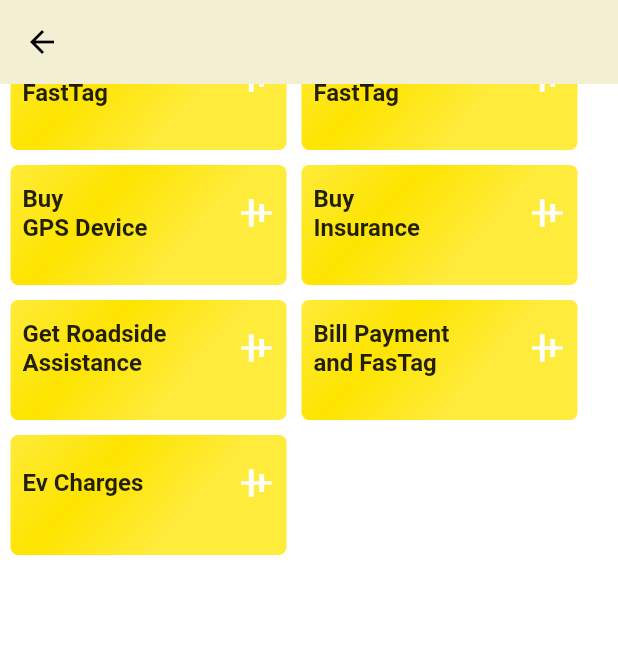
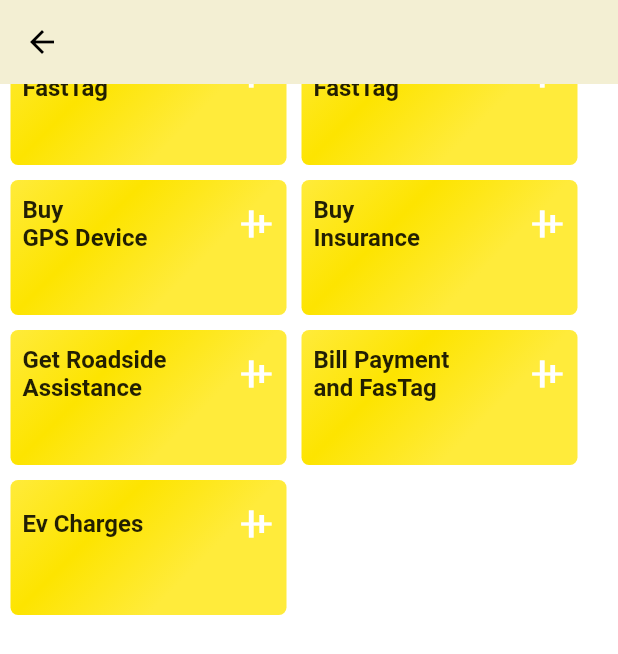
Before and after one commit to sayanths/insurance_app-ui, a Flutter app: the FullScreenPage screen opened directly, scrolled down 266 dp, on a phone screen of 412 x 824 dp. Shown: the top 654 px of the screen. Run offline on Flutter 3.47's test engine with Material 2 defaults, Android fonts, the phone set to English and light mode, and no system bars; our stand-ins replace flutter_image_slideshow, get, google_fonts; missing offline and left inert: iconify_flutter; network calls fail; statements that could not run were skipped.

Commit message:
service modified

```diff
--- a/lib/app/home_page/view/widget/home_widgets.dart
+++ b/lib/app/home_page/view/widget/home_widgets.dart
@@ -83,10 +83,11 @@
 
 class CustomGlassContainer extends StatelessWidget {
   final String data;
-    final String subTitle;
+  final String subTitle;
   const CustomGlassContainer({
     Key? key,
-    required this.data, required this. subTitle,
+    required this.data,
+    required this.subTitle,
   }) : super(key: key);
 
   @override
@@ -94,7 +95,7 @@
     return Column(
       children: [
         Container(
-          height: 80,
+          height: 90,
           width: 184,
           margin: const EdgeInsets.all(5),
           decoration: BoxDecoration(
@@ -128,10 +129,14 @@
                     ),
                   ],
                 ),
-                 Align(
-                  alignment: Alignment.centerLeft,
-                  child: Text(
-                    (subTitle),
+                Padding(
+                  padding: const EdgeInsets.all(8.0),
+                  child: Align(
+                    alignment: Alignment.centerLeft,
+                    child: Text(
+                      (subTitle),
+                      style: const TextStyle(color: Colors.grey),
+                    ),
                   ),
                 ),
               ],
```
